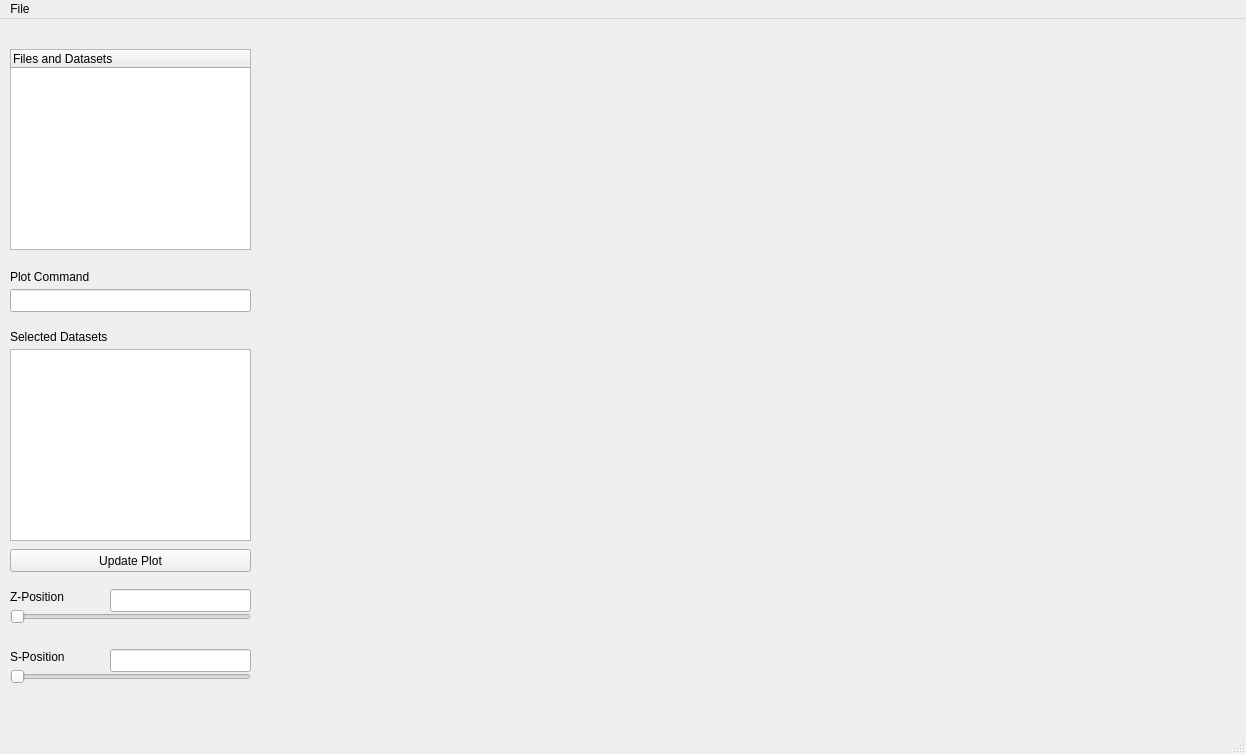
Old version of the form PyGenesis.ui in the repository svenreiche/PyGenesis.
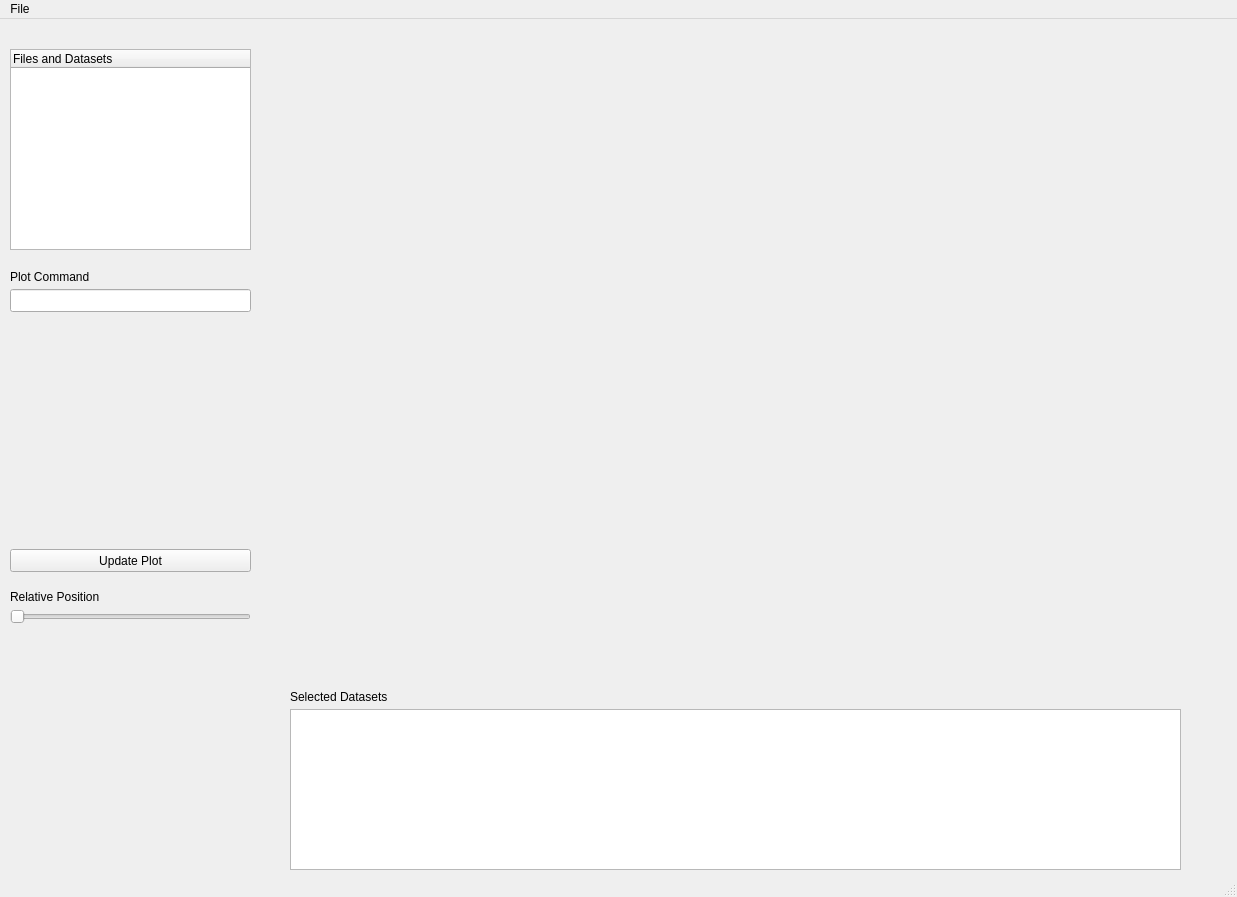
New version of the form.

Commit message: Added spectral analysis, profile plotting and 2D images

```diff
--- a/PyGenesis.ui
+++ b/PyGenesis.ui
@@ -6,8 +6,8 @@
    <rect>
     <x>0</x>
     <y>0</y>
-    <width>1246</width>
-    <height>754</height>
+    <width>1237</width>
+    <height>897</height>
    </rect>
   </property>
   <property name="windowTitle">
@@ -83,18 +83,18 @@
    <widget class="QTableWidget" name="DatasetList">
     <property name="geometry">
      <rect>
-      <x>10</x>
-      <y>330</y>
-      <width>241</width>
-      <height>192</height>
+      <x>290</x>
+      <y>690</y>
+      <width>891</width>
+      <height>161</height>
      </rect>
     </property>
    </widget>
    <widget class="QLabel" name="label_2">
     <property name="geometry">
      <rect>
-      <x>10</x>
-      <y>310</y>
+      <x>290</x>
+      <y>670</y>
       <width>111</width>
       <height>16</height>
      </rect>
@@ -108,12 +108,12 @@
      <rect>
       <x>10</x>
       <y>570</y>
-      <width>91</width>
+      <width>121</width>
       <height>16</height>
      </rect>
     </property>
     <property name="text">
-     <string>Z-Position</string>
+     <string>Relative Position</string>
     </property>
    </widget>
    <widget class="QSlider" name="UIZPosRel">
@@ -132,62 +132,13 @@
      <enum>Qt::Horizontal</enum>
     </property>
    </widget>
-   <widget class="QLabel" name="label_4">
-    <property name="geometry">
-     <rect>
-      <x>10</x>
-      <y>630</y>
-      <width>91</width>
-      <height>16</height>
-     </rect>
-    </property>
-    <property name="text">
-     <string>S-Position</string>
-    </property>
-   </widget>
-   <widget class="QSlider" name="UISPosRel">
-    <property name="geometry">
-     <rect>
-      <x>10</x>
-      <y>650</y>
-      <width>241</width>
-      <height>16</height>
-     </rect>
-    </property>
-    <property name="maximum">
-     <number>100</number>
-    </property>
-    <property name="orientation">
-     <enum>Qt::Horizontal</enum>
-    </property>
-   </widget>
-   <widget class="QLineEdit" name="UIZPos">
-    <property name="geometry">
-     <rect>
-      <x>110</x>
-      <y>570</y>
-      <width>141</width>
-      <height>23</height>
-     </rect>
-    </property>
-   </widget>
-   <widget class="QLineEdit" name="UISPos">
-    <property name="geometry">
-     <rect>
-      <x>110</x>
-      <y>630</y>
-      <width>141</width>
-      <height>23</height>
-     </rect>
-    </property>
-   </widget>
   </widget>
   <widget class="QMenuBar" name="menubar">
    <property name="geometry">
     <rect>
      <x>0</x>
      <y>0</y>
-     <width>1246</width>
+     <width>1237</width>
      <height>20</height>
     </rect>
    </property>
```
Left out of the diff: 2 changed lines with no effect on the pictures. The commit also changes 2 other files.
